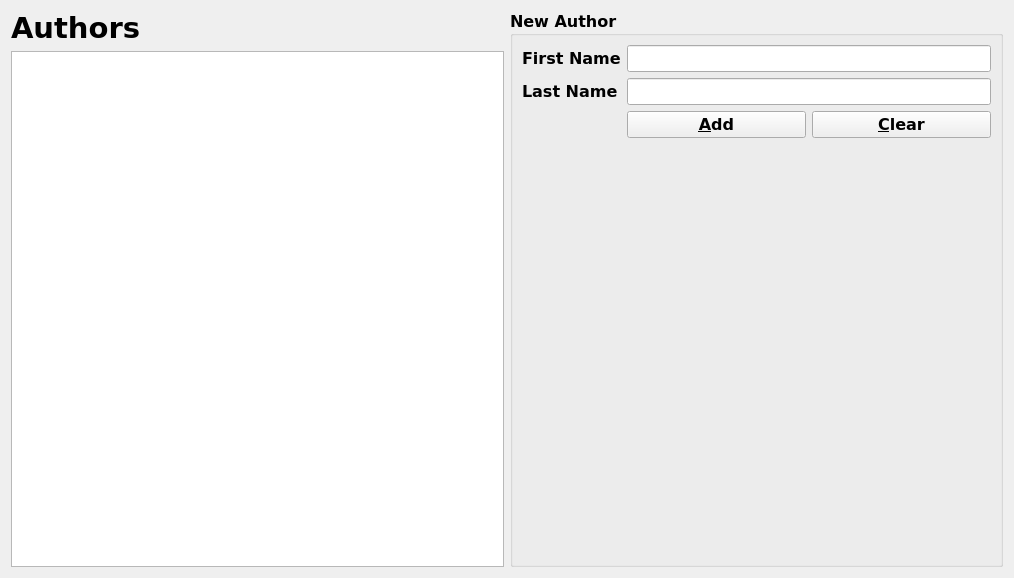
First picture: the form in LibraryManagementSystem/widgets/author/authorview.ui, repository NiroSugir/LibraryManagementSystem, before the edit.
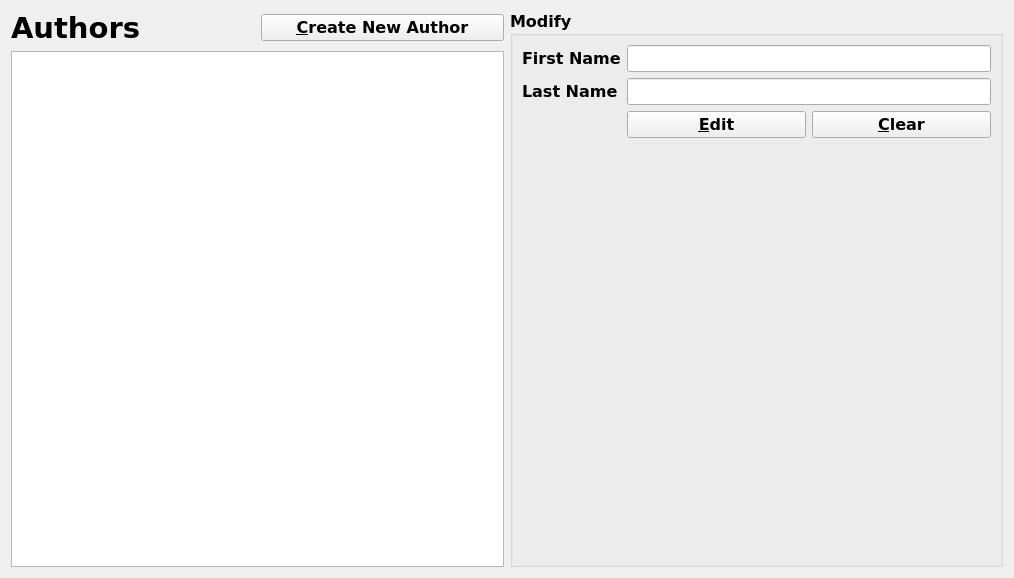
Second picture: the form after the edit.

```diff
--- a/LibraryManagementSystem/widgets/author/authorview.ui
+++ b/LibraryManagementSystem/widgets/author/authorview.ui
@@ -21,10 +21,12 @@
   <property name="windowTitle">
    <string>Form</string>
   </property>
-  <layout class="QHBoxLayout" name="horizontalLayout_2">
+  <layout class="QHBoxLayout" name="horizontalLayout_3">
    <item>
     <layout class="QVBoxLayout" name="verticalLayout">
      <item>
+      <layout class="QHBoxLayout" name="horizontalLayout_2">
+       <item>
       <widget class="QLabel" name="label">
        <property name="font">
         <font>
@@ -40,6 +42,15 @@
       </widget>
      </item>
      <item>
+        <widget class="QPushButton" name="pushButtonCreateAuthor">
+         <property name="text">
+          <string>&amp;Create New Author</string>
+         </property>
+        </widget>
+       </item>
+      </layout>
+     </item>
+     <item>
       <widget class="QTableWidget" name="tableWidgetAuthors"/>
      </item>
     </layout>
@@ -47,7 +58,7 @@
    <item>
     <widget class="QGroupBox" name="groupBox">
      <property name="title">
-      <string>New Author</string>
+      <string>Modify</string>
      </property>
      <layout class="QVBoxLayout" name="verticalLayout_2">
       <item>
@@ -60,7 +71,7 @@
           <item>
            <widget class="QPushButton" name="buttonSubmit">
             <property name="text">
-             <string>&amp;Add</string>
+             <string>&amp;Edit</string>
             </property>
            </widget>
           </item>
```
Left out of the diff: 10 changed lines with no effect on the pictures. Lines whose indentation alone changed are shown as unchanged.
